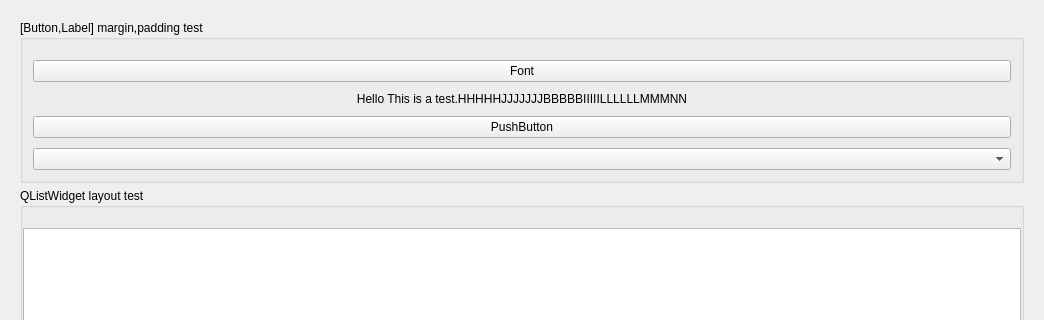
Above: form.ui from ruoxianSun/nestpp before the change; both pictures show x 0 to 1044 and y 0 to 320 of the 1044 by 729 pixel window. Below: the same form after it.
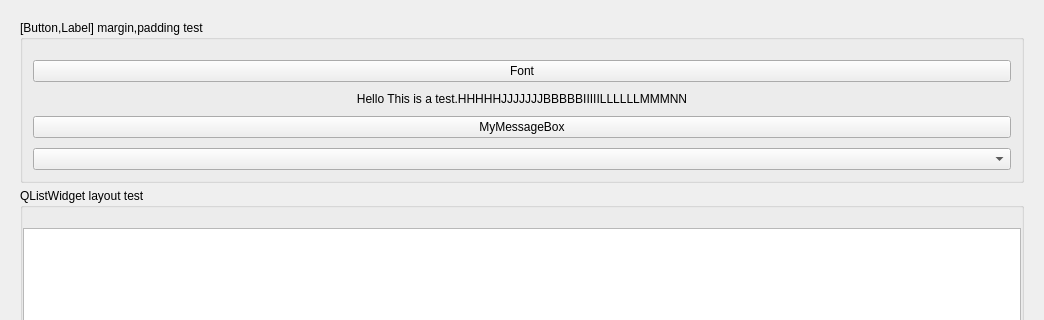
That is the form after the change. Icons and pictures are not drawn. Custom widgets are drawn as their Qt base class.

Commit message: add: custom message box

Diff of the .ui file:
```diff
--- a/form.ui
+++ b/form.ui
@@ -83,7 +83,7 @@
       <item>
        <widget class="QPushButton" name="pushButton_2">
         <property name="text">
-         <string>PushButton</string>
+         <string>MyMessageBox</string>
         </property>
        </widget>
       </item>
```
The commit also changes 7 other files.
